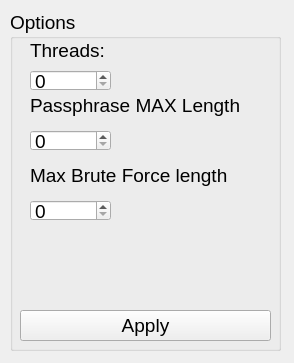
First picture: the form in PyQt/options.ui, repository SoberBluee/PasswordCracker, before the edit.
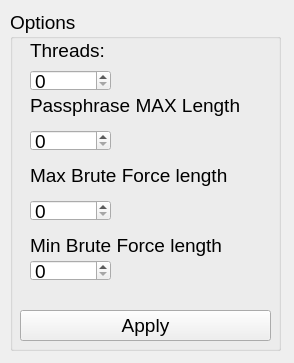
Second picture: the form after the edit.

Patch:
```diff
--- a/PyQt/options.ui
+++ b/PyQt/options.ui
@@ -112,6 +112,29 @@
      <string>Apply</string>
     </property>
    </widget>
+   <widget class="QLabel" name="minBruteForceLenLbl">
+    <property name="geometry">
+     <rect>
+      <x>20</x>
+      <y>220</y>
+      <width>211</width>
+      <height>31</height>
+     </rect>
+    </property>
+    <property name="text">
+     <string>Min Brute Force length</string>
+    </property>
+   </widget>
+   <widget class="QSpinBox" name="bruteForceMinSpin">
+    <property name="geometry">
+     <rect>
+      <x>20</x>
+      <y>250</y>
+      <width>81</width>
+      <height>21</height>
+     </rect>
+    </property>
+   </widget>
   </widget>
  </widget>
  <resources/>
```
